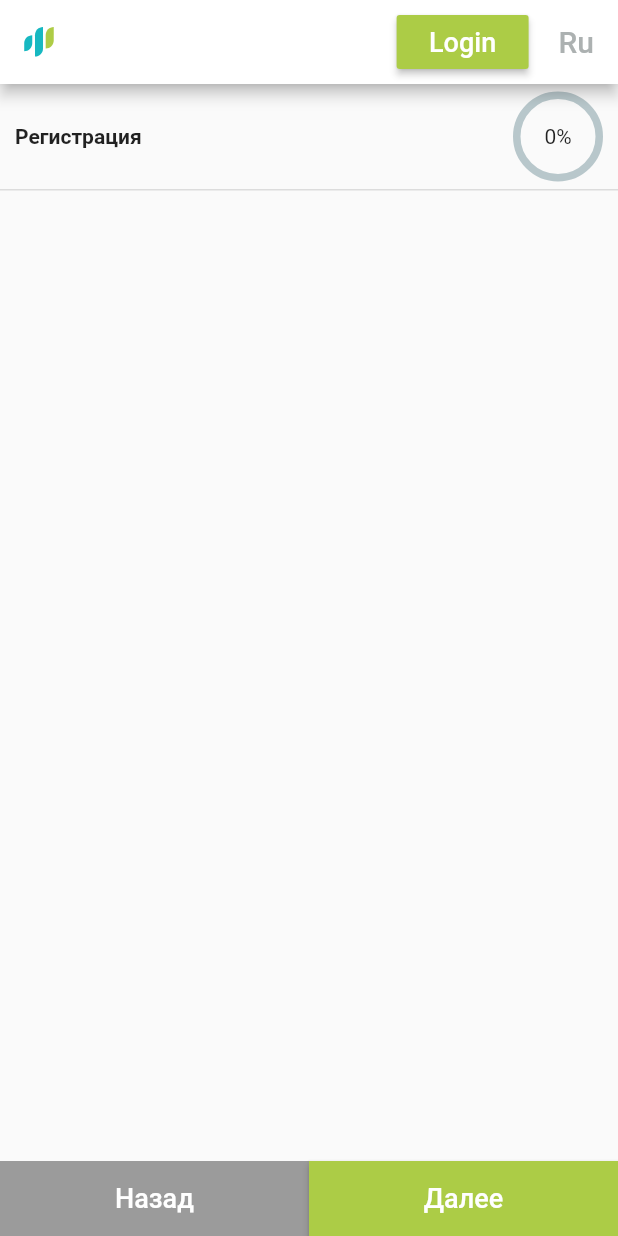
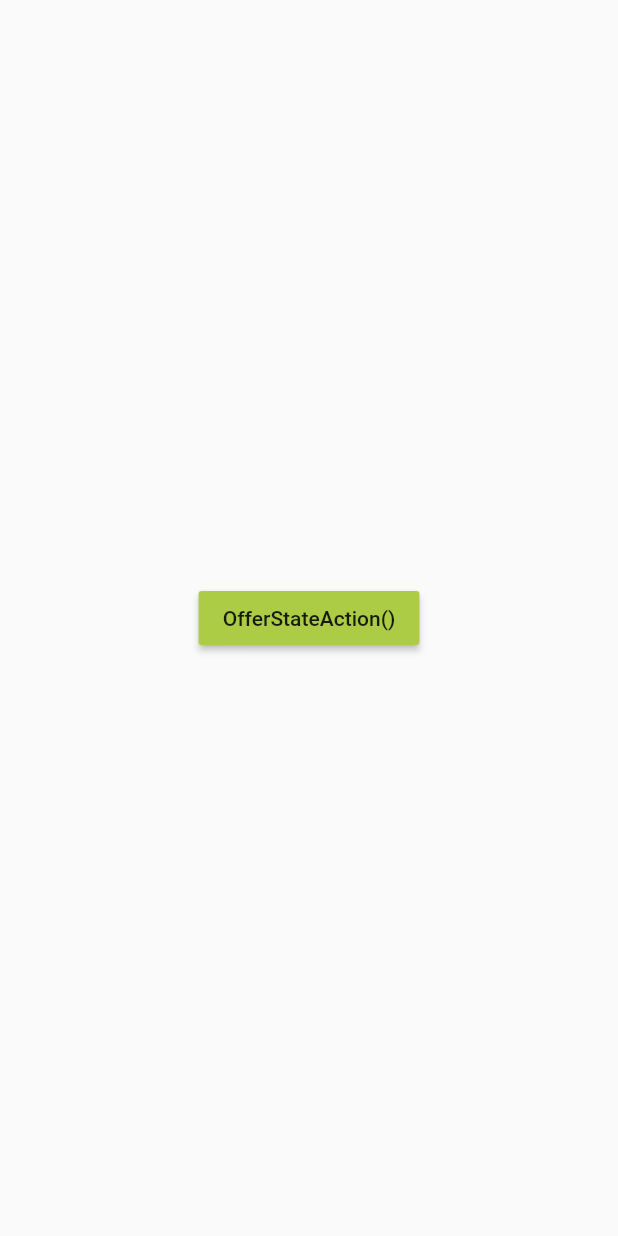
Before and after one commit to MrGretty/mobile, a Flutter app: the screen it shows after launch, on a phone screen of 412 x 824 dp. Run offline on Flutter 3.47's test engine with Material 2 defaults, Android fonts, the phone set to English and light mode, and no system bars; drawn by our look-alikes of percent_indicator; our stand-ins replace bloc, equatable, flutter_bloc, flutter_svg; missing offline and left inert: flutter_statusbar_manager.

Commit message:
add bloc pattern

```diff
--- /dev/null
+++ b/lib/components/createOffer/OfferBloc.dart
@@ -0,0 +1,15 @@
+import 'package:bloc/bloc.dart';
+import 'package:Tradomatic/components/createOffer/OfferState.dart';
+import 'package:Tradomatic/components/createOffer/OfferEvents.dart';
+
+class OfferBloc extends Bloc<OfferEvents, OfferState> {
+  @override
+  OfferState get initialState => OfferStateAction();
+
+  @override
+  Stream<OfferState> mapEventToState(OfferEvents event) async* {
+    if (event is UpdateOffer) {
+      yield OfferStateCurrencyBasis();
+    }
+  }
+}
--- /dev/null
+++ b/lib/components/createOffer/OfferEvents.dart
@@ -0,0 +1,20 @@
+import 'package:equatable/equatable.dart';
+
+abstract class OfferEvents extends Equatable {
+  const OfferEvents();
+
+  @override
+  List<Object> get props => [];
+}
+
+class UpdateOffer extends OfferEvents {
+  final int operation;
+
+  const UpdateOffer(this.operation);
+
+  @override
+  List<Object> get props => [operation];
+
+  @override
+  String toString() => 'UpdateTodo { updatedTodo: $operation }';
+}
--- /dev/null
+++ b/lib/components/createOffer/OfferState.dart
@@ -0,0 +1,24 @@
+import 'package:equatable/equatable.dart';
+
+abstract class OfferState extends Equatable {
+  const OfferState();
+
+  @override
+  List<Object> get props => [];
+}
+
+class OfferStateAction extends OfferState {}
+
+class OfferStateCurrencyBasis extends OfferState {}
+
+class OfferStateCommodity extends OfferState {}
+
+class OfferStateDetails extends OfferState {}
+
+class OfferStatePrice extends OfferState {}
+
+class OfferStatePeriod extends OfferState {}
+
+class OfferStateAdditionalParams extends OfferState {}
+
+class OfferStateSettings extends OfferState {}
--- a/lib/main.dart
+++ b/lib/main.dart
@@ -22,7 +22,7 @@ class _MyAppState extends State<MyApp> {
     return MaterialApp(
       title: 'Tradomatic app',
       onGenerateRoute: router.generateRoute,
-      initialRoute: 'registration',
+      initialRoute: 'createOffer',
       debugShowCheckedModeBanner: false,
       theme: ThemeData(
         buttonColor: Color.fromRGBO(172, 204, 70, 1)),
--- /dev/null
+++ b/lib/pages/autorizedPages/CreateOfferPage.dart
@@ -0,0 +1,25 @@
+import 'package:flutter/material.dart';
+import 'package:flutter_bloc/flutter_bloc.dart';
+
+import 'package:Tradomatic/components/createOffer/OfferBloc.dart';
+import 'package:Tradomatic/components/createOffer/OfferState.dart';
+import 'package:Tradomatic/components/createOffer/OfferEvents.dart';
+
+class CreateOfferPage extends StatelessWidget {
+  @override
+  Widget build(BuildContext context) {
+    return Scaffold(
+      body: Center(
+        child: BlocBuilder<OfferBloc, OfferState>(builder: (context, state) {
+          if (state == OfferStateAction()) {
+            return RaisedButton(
+                onPressed: () => BlocProvider.of<OfferBloc>(context).add(UpdateOffer(2)),
+                child: Text(state.toString()));
+          }
+
+          return Text('test1');
+        }),
+      ),
+    );
+  }
+}
--- a/lib/router.dart
+++ b/lib/router.dart
@@ -1,7 +1,12 @@
 import 'package:Tradomatic/pages/notAutorizedPages/LoginPage.dart';
 import 'package:Tradomatic/pages/notAutorizedPages/RegistrationPage.dart';
 import 'package:Tradomatic/pages/WelcomePage.dart';
+import 'package:Tradomatic/pages/autorizedPages/CreateOfferPage.dart';
 import 'package:flutter/material.dart';
+
+import 'package:flutter_bloc/flutter_bloc.dart';
+
+import 'package:Tradomatic/components/createOffer/OfferBloc.dart';
 
 Route<dynamic> generateRoute(RouteSettings settings) {
   switch (settings.name) {
@@ -11,6 +16,12 @@ Route<dynamic> generateRoute(RouteSettings settings) {
       return MaterialPageRoute(builder: (context) => LoginPage());
     case 'registration':
       return MaterialPageRoute(builder: (context) => RegistrationPage());
+    case 'createOffer':
+      return MaterialPageRoute(
+          builder: (context) => BlocProvider(
+                builder: (context) => OfferBloc(),
+                child: CreateOfferPage(),
+              ));
     default:
       return MaterialPageRoute(builder: (context) => WelcomePage());
   }
--- a/pubspec.yaml
+++ b/pubspec.yaml
@@ -24,6 +24,8 @@ dependencies:
   # Use with the CupertinoIcons class for iOS style icons.
   cupertino_icons: ^0.1.2
   percent_indicator: "^2.1.1"
+  flutter_bloc: ^2.0.0
+  equatable: ^0.6.1
 
 dev_dependencies:
   flutter_launcher_icons: "^0.7.0"
```
Also changed, not shown: lib/components/createOffer/OfferRepository.dart (added, +11 -0 lines), lib/pages/notAutorizedPages/RegistrationPage.dart (+16 -6 lines), pubspec.lock.
